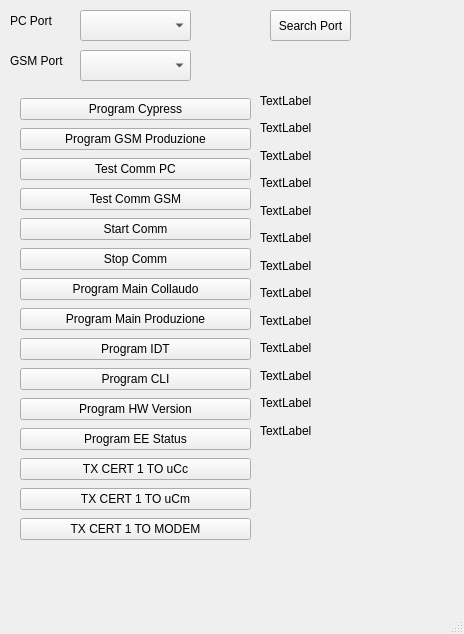
Alfa-Elettronica/SwCollaudoL24, file gui/MainWindow.ui: the form before one commit.
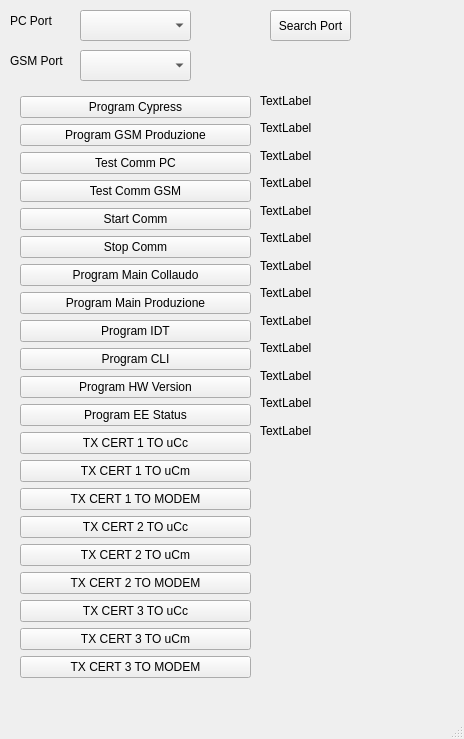
The form after the commit.

Commit message: load 3 cert

Diff of the .ui file:
```diff
--- a/gui/MainWindow.ui
+++ b/gui/MainWindow.ui
@@ -7,7 +7,7 @@
     <x>0</x>
     <y>0</y>
     <width>464</width>
-    <height>634</height>
+    <height>739</height>
    </rect>
   </property>
   <property name="windowTitle">
@@ -146,7 +146,7 @@
       <x>20</x>
       <y>90</y>
       <width>231</width>
-      <height>471</height>
+      <height>601</height>
      </rect>
     </property>
     <layout class="QVBoxLayout" name="verticalLayout_2">
@@ -258,6 +258,48 @@
        </property>
       </widget>
      </item>
+     <item>
+      <widget class="QPushButton" name="btn_wr_cert2">
+       <property name="text">
+        <string>TX CERT 2 TO uCc</string>
+       </property>
+      </widget>
+     </item>
+     <item>
+      <widget class="QPushButton" name="btn_tx_cert2">
+       <property name="text">
+        <string>TX CERT 2 TO uCm</string>
+       </property>
+      </widget>
+     </item>
+     <item>
+      <widget class="QPushButton" name="btn_tx_cert2_modem">
+       <property name="text">
+        <string>TX CERT 2 TO MODEM</string>
+       </property>
+      </widget>
+     </item>
+     <item>
+      <widget class="QPushButton" name="btn_wr_cert3">
+       <property name="text">
+        <string>TX CERT 3 TO uCc</string>
+       </property>
+      </widget>
+     </item>
+     <item>
+      <widget class="QPushButton" name="btn_tx_cert3">
+       <property name="text">
+        <string>TX CERT 3 TO uCm</string>
+       </property>
+      </widget>
+     </item>
+     <item>
+      <widget class="QPushButton" name="btn_tx_cert3_modem">
+       <property name="text">
+        <string>TX CERT 3 TO MODEM</string>
+       </property>
+      </widget>
+     </item>
     </layout>
    </widget>
    <widget class="QComboBox" name="comboPortGSM">
```
The commit also changes 2 other files.
